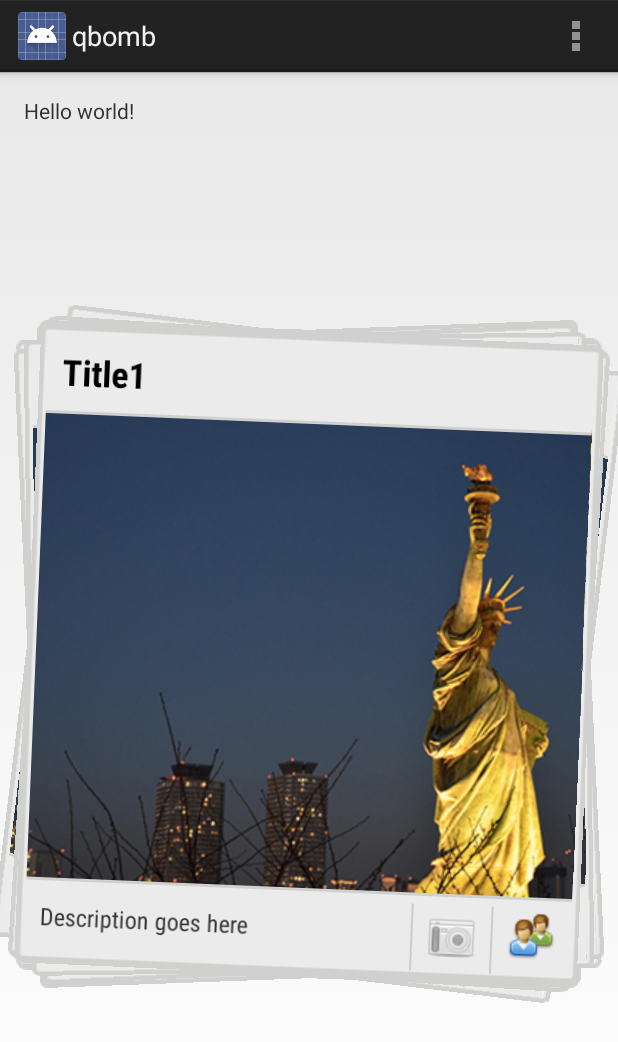
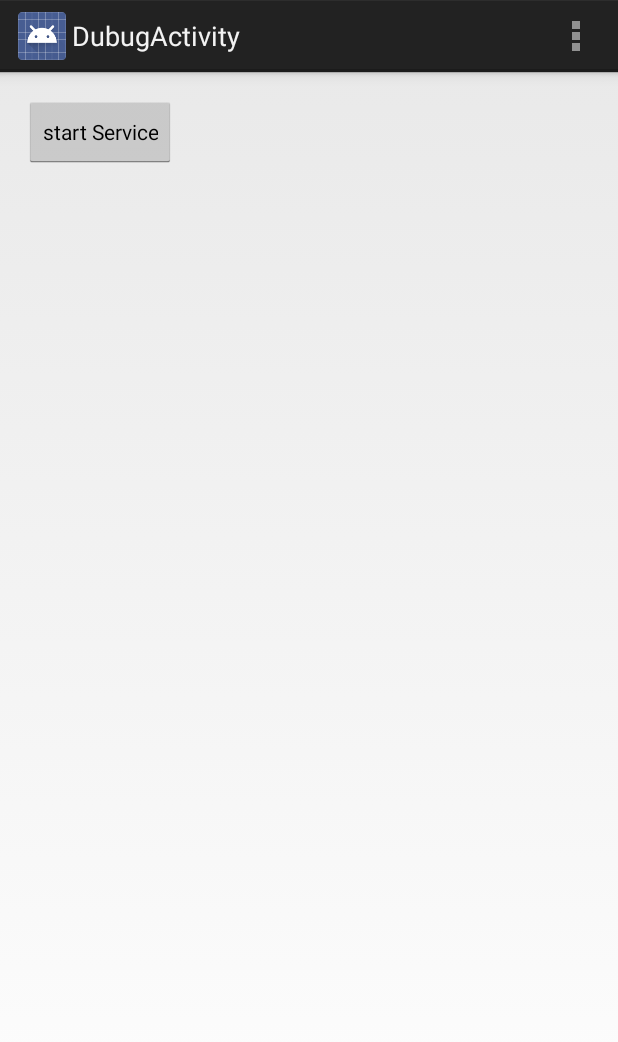
Before and after one commit to yuruga/QBomb-Android, an Android app: the screen it shows after launch (AnswerActivity before the commit, DubugActivity after it), on a phone screen of 412 x 824 dp. Shown: the top 1042 px of the screen. Run offline under Robolectric (Android 15) with nearby library versions, the phone set to English and light mode, and no system bars; 1 statement that could not run was skipped.

Commit message:
#1 fixed

```diff
--- a/AndTinder/build.gradle
+++ b/AndTinder/build.gradle
@@ -19,7 +19,7 @@ android {
     buildToolsVersion "20.0.0"
 
     defaultConfig {
-        minSdkVersion 19
+        minSdkVersion 16
         targetSdkVersion 19
         versionCode 1
         versionName "1.0"
--- a/AndTinder/src/main/AndroidManifest.xml
+++ b/AndTinder/src/main/AndroidManifest.xml
@@ -2,7 +2,7 @@
     package="com.andtinder">
 
     <uses-sdk
-        android:minSdkVersion="19"
+        android:minSdkVersion="16"
          />
 
 
--- a/app/build.gradle
+++ b/app/build.gradle
@@ -28,4 +28,7 @@ dependencies {
     compile project(':AndTinder')
     compile project(':common')
     compile fileTree(dir: 'libs', include: ['*.jar'])
+    compile 'com.google.android.gms:play-services-wearable:5.0.77'
+//    compile 'com.google.android.gms:play-services:5.2.08'
+    compile 'com.android.support:appcompat-v7:20.0.0'
 }
--- /dev/null
+++ b/app/src/main/java/jp/yuruga/qbomb/DubugActivity.java
@@ -0,0 +1,48 @@
+package jp.yuruga.qbomb;
+
+import android.app.Activity;
+import android.content.Intent;
+import android.os.Bundle;
+import android.view.Menu;
+import android.view.MenuItem;
+import android.view.View;
+
+
+public class DubugActivity extends Activity {
+
+    @Override
+    protected void onCreate(Bundle savedInstanceState) {
+        super.onCreate(savedInstanceState);
+        setContentView(R.layout.activity_dubug);
+
+
+
+    }
+
+    public void onStartServiceButtonClicked(View view)
+    {
+        Intent i = new Intent(this,GeofenceService.class);
+        startService(i);
+    }
+    @Override
+    public boolean onCreateOptionsMenu(Menu menu) {
+        // Inflate the menu; this adds items to the action bar if it is present.
+        getMenuInflater().inflate(R.menu.dubug, menu);
+        return true;
+    }
+
+    @Override
+    public boolean onOptionsItemSelected(MenuItem item) {
+        // Handle action bar item clicks here. The action bar will
+        // automatically handle clicks on the Home/Up button, so long
+        // as you specify a parent activity in AndroidManifest.xml.
+        int id = item.getItemId();
+
+        //noinspection SimplifiableIfStatement
+        if (id == R.id.action_settings) {
+            return true;
+        }
+
+        return super.onOptionsItemSelected(item);
+    }
+}
--- /dev/null
+++ b/app/src/main/res/layout/activity_dubug.xml
@@ -0,0 +1,18 @@
+<RelativeLayout xmlns:android="http://schemas.android.com/apk/res/android"
+    xmlns:tools="http://schemas.android.com/tools"
+    android:layout_width="match_parent"
+    android:layout_height="match_parent"
+    android:paddingLeft="@dimen/activity_horizontal_margin"
+    android:paddingRight="@dimen/activity_horizontal_margin"
+    android:paddingTop="@dimen/activity_vertical_margin"
+    android:paddingBottom="@dimen/activity_vertical_margin"
+    tools:context="jp.yuruga.qbomb.DubugActivity">
+
+    <Button
+        style="?android:attr/buttonStyleSmall"
+        android:layout_width="wrap_content"
+        android:layout_height="wrap_content"
+        android:text="start Service"
+        android:id="@+id/button"
+        android:onClick="onStartServiceButtonClicked" />
+</RelativeLayout>
--- /dev/null
+++ b/app/src/main/res/menu/dubug.xml
@@ -0,0 +1,8 @@
+<menu xmlns:android="http://schemas.android.com/apk/res/android"
+    xmlns:tools="http://schemas.android.com/tools"
+    tools:context="jp.yuruga.qbomb.DubugActivity" >
+    <item android:id="@+id/action_settings"
+        android:title="@string/action_settings"
+        android:orderInCategory="100"
+        android:showAsAction="never" />
+</menu>
--- a/app/src/main/res/values/strings.xml
+++ b/app/src/main/res/values/strings.xml
@@ -5,5 +5,6 @@
     <string name="hello_world">Hello world!</string>
     <string name="action_settings">Settings</string>
     <string name="title_activity_question">QuestionActivity</string>
+    <string name="title_activity_dubug">DubugActivity</string>
 
 </resources>
```
Also changed, not shown: AndTinder/src/main/res/drawable-mdpi/bg_selector.xml (+5 -5 lines), app/src/main/AndroidManifest.xml (+26 -4 lines), app/src/main/java/jp/yuruga/qbomb/AnswerActivity.java (+11 -0 lines), app/src/main/java/jp/yuruga/qbomb/GeofenceService.java (added, +180 -0 lines), common/src/main/java/jp/yuruga/qbomb/common/Share.java (added, +22 -0 lines), 1 other file.
